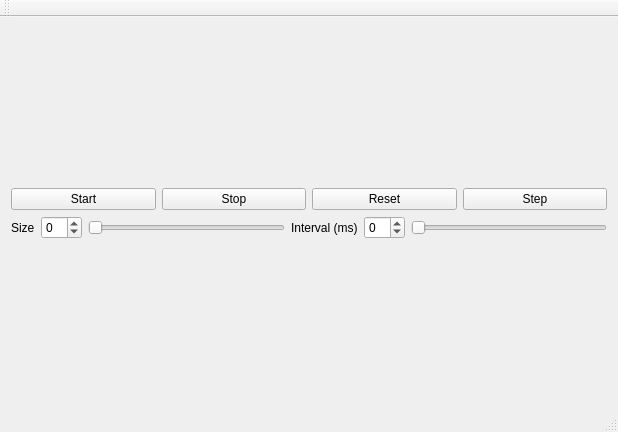
Old version of the form mainwindow.ui in the repository mickythump/gameoflife.
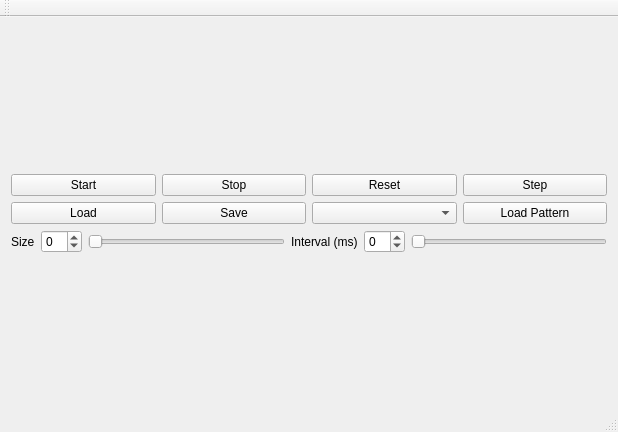
New version of the form.

Commit message: save/load and patterns

Patch:
```diff
--- a/mainwindow.ui
+++ b/mainwindow.ui
@@ -54,6 +54,34 @@
           </item>
          </layout>
         </item>
+        <item>
+         <layout class="QHBoxLayout" name="saveLoadLayout">
+          <item>
+           <widget class="QPushButton" name="loadButton">
+            <property name="text">
+             <string>Load</string>
+            </property>
+           </widget>
+          </item>
+          <item>
+           <widget class="QPushButton" name="saveButton">
+            <property name="text">
+             <string>Save</string>
+            </property>
+           </widget>
+          </item>
+          <item>
+           <widget class="QComboBox" name="comboBox"/>
+          </item>
+          <item>
+           <widget class="QPushButton" name="patternButton">
+            <property name="text">
+             <string>Load Pattern</string>
+            </property>
+           </widget>
+          </item>
+         </layout>
+        </item>
         <item>
          <layout class="QHBoxLayout" name="slidersLayout">
           <item>
```
The commit also changes 13 other files.
